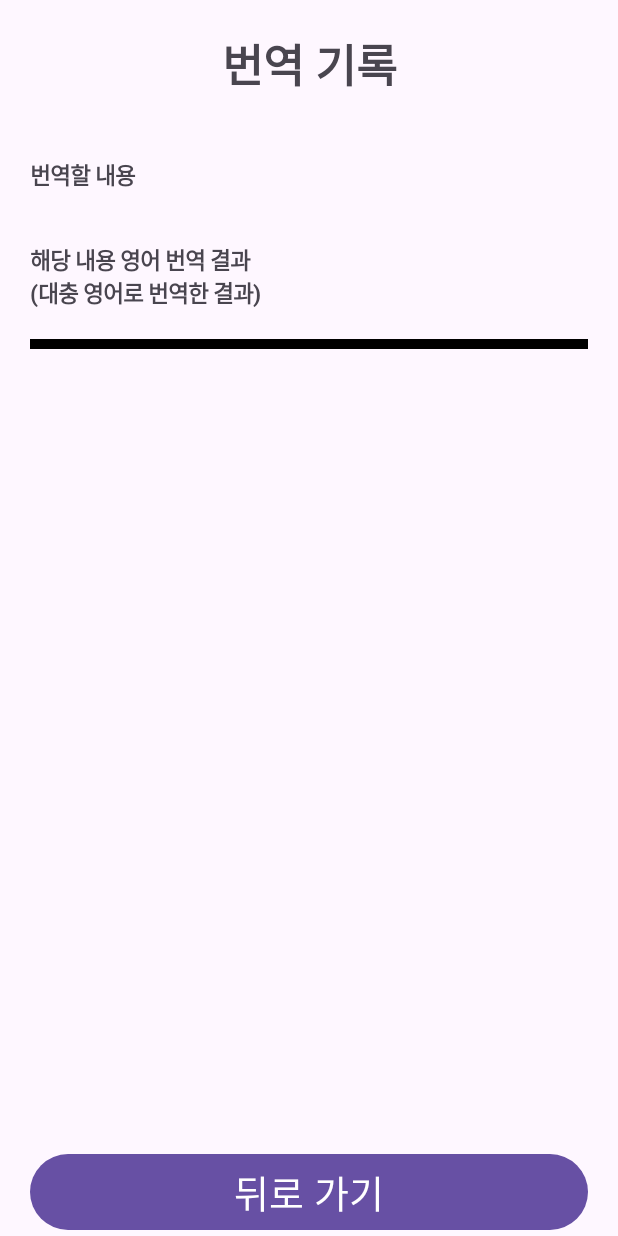
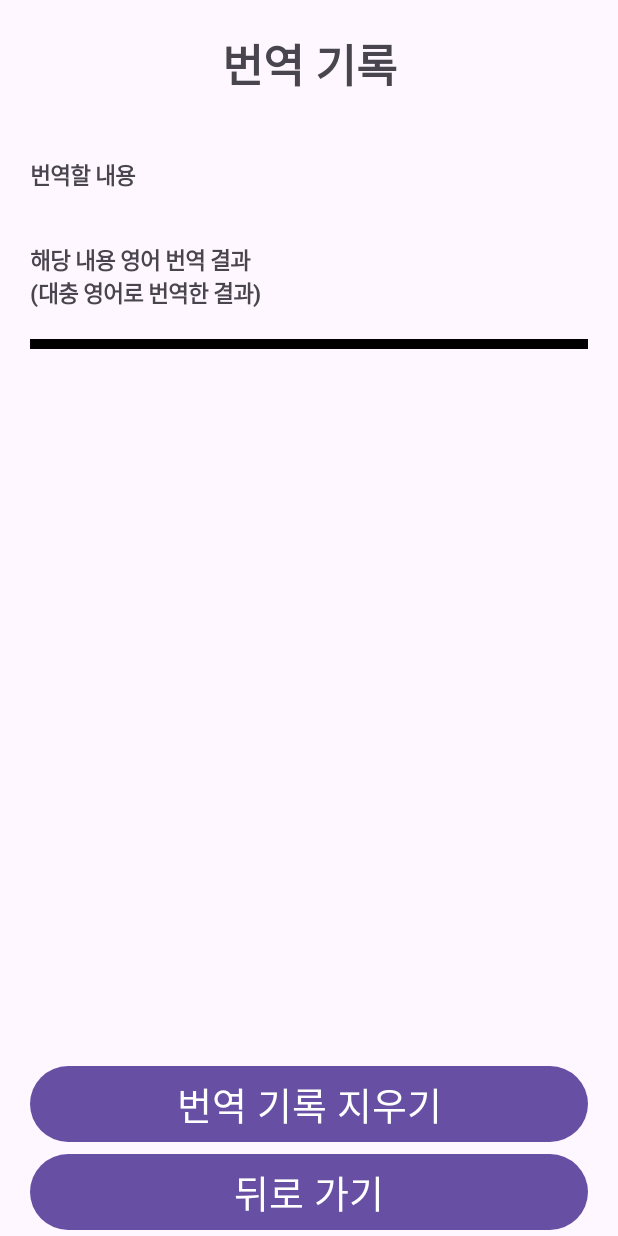
Before and after one commit to Jisung15/CloneAppUI, an Android app: the TransportResultActivity screen opened directly, with no data from a screen before it, on a phone screen of 412 x 824 dp. Run offline under Robolectric (Android 15) with nearby library versions, the phone set to English and light mode, and no system bars.

Commit message:
번역 기록 지우기 버튼 추가

```diff
--- a/app/src/main/java/com/example/appuiclone/TransportResultActivity.kt
+++ b/app/src/main/java/com/example/appuiclone/TransportResultActivity.kt
@@ -1,6 +1,7 @@
 package com.example.appuiclone
 
 import android.content.Context
+import android.content.Intent
 import android.graphics.Color
 import android.os.Bundle
 import android.view.View
@@ -9,6 +10,7 @@ import android.widget.LinearLayout
 import android.widget.TextView
 import androidx.activity.enableEdgeToEdge
 import androidx.appcompat.app.AppCompatActivity
+import androidx.core.view.ContentInfoCompat.Flags
 import androidx.core.view.ViewCompat
 import androidx.core.view.WindowInsetsCompat
 
@@ -53,6 +55,13 @@ class TransportResultActivity : AppCompatActivity() {
             value.addView(div)
         }
 
+        val clearButton = findViewById<Button>(R.id.btn_clear)
+        clearButton.setOnClickListener {
+            val editor = sharedPreferences.edit()
+            editor.clear()
+            value.removeAllViews()
+            editor.apply()
+        }
 
         finishButton.setOnClickListener {
             finish()
--- a/app/src/main/res/layout/activity_transport_result.xml
+++ b/app/src/main/res/layout/activity_transport_result.xml
@@ -36,6 +36,16 @@
     </ScrollView>
 
     <Button
+        android:id="@+id/btn_clear"
+        android:layout_width="match_parent"
+        android:layout_height="wrap_content"
+        android:text="번역 기록 지우기"
+        android:layout_marginStart="20dp"
+        android:layout_marginEnd="20dp"
+        android:textSize="25sp"
+        android:layout_weight="0"/>
+
+    <Button
         android:id="@+id/btn_finish"
         android:layout_width="match_parent"
         android:layout_height="wrap_content"
```
